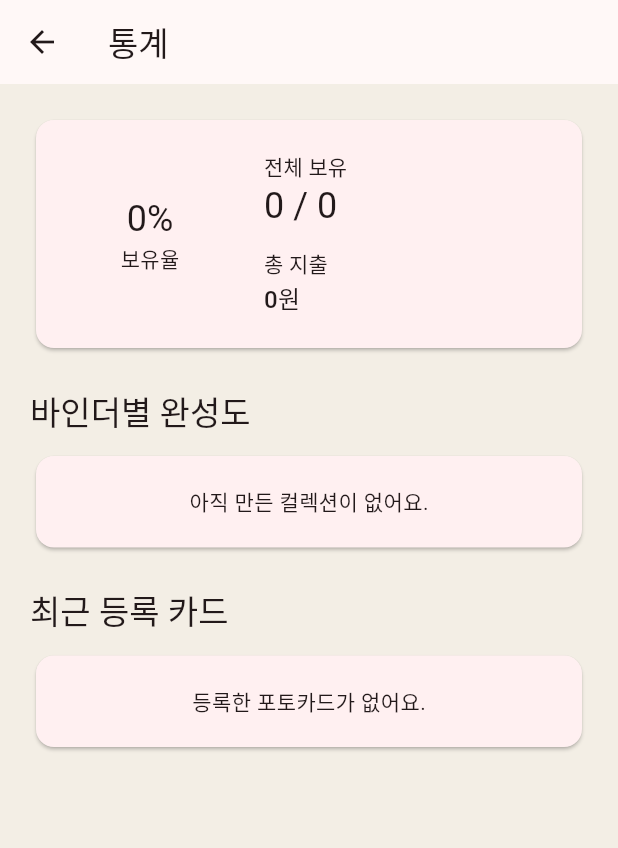
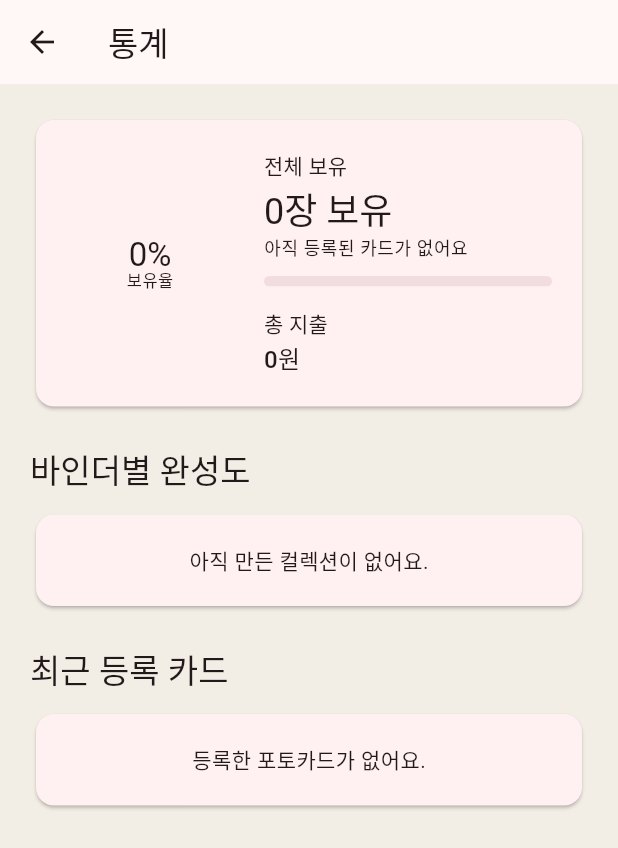
Before and after one commit to cho123456789/photo_card, a Flutter app: the screen it shows after launch, after a tap on the "bar chart" icon, on a phone screen of 412 x 824 dp. Shown: the top 848 px of the screen. Run offline on Flutter 3.47's test engine with Material 3 defaults, Android fonts, the phone set to English and light mode, and no system bars; our stand-ins replace flutter_riverpod, freezed_annotation, image_cropper, image_picker, sqflite, sqflite_common_ffi; missing offline and left inert: cunning_document_scanner; accounts and stored records are empty.

Commit message:
리드미 수정

```diff
--- a/lib/feature/presentation/view/widgets/binder_statistics.dart
+++ b/lib/feature/presentation/view/widgets/binder_statistics.dart
@@ -80,6 +80,9 @@ class _OverviewCard extends StatelessWidget {
   final double progress;
   final double totalSpent;
 
+  String get _percentage => '${(progress * 100).round()}%';
+  int get _remaining => total - owned;
+
   @override
   Widget build(BuildContext context) => Card(
     child: Padding(
@@ -97,10 +100,16 @@ class _OverviewCard extends StatelessWidget {
                   mainAxisSize: MainAxisSize.min,
                   children: [
                     Text(
-                      '${(progress * 100).round()}%',
-                      style: Theme.of(context).textTheme.headlineSmall,
+                      _percentage,
+                      style: Theme.of(context).textTheme.headlineSmall?.copyWith(
+                        fontSize: 22,
+                        height: 1,
+                      ),
                     ),
-                    const Text('보유율'),
+                    const Text(
+                      '보유율',
+                      style: TextStyle(fontSize: 11, height: 1.2),
+                    ),
                   ],
                 ),
               ],
@@ -112,8 +121,29 @@ class _OverviewCard extends StatelessWidget {
               crossAxisAlignment: CrossAxisAlignment.start,
               children: [
                 Text('전체 보유', style: Theme.of(context).textTheme.labelLarge),
-                Text('$owned / $total', style: Theme.of(context).textTheme.headlineSmall),
-                const SizedBox(height: 12),
+                const SizedBox(height: 2),
+                Text(
+                  '$owned장 보유',
+                  style: Theme.of(context).textTheme.headlineSmall,
+                ),
+                Text(
+                  total == 0
+                      ? '아직 등록된 카드가 없어요'
+                      : '총 $total장 중 $_remaining장 남음 · $_percentage',
+                  style: Theme.of(context).textTheme.bodySmall,
+                ),
+                const SizedBox(height: 10),
+                ClipRRect(
+                  borderRadius: BorderRadius.circular(8),
+                  child: LinearProgressIndicator(
+                    value: progress,
+                    minHeight: 7,
+                    backgroundColor: Theme.of(
+                      context,
+                    ).colorScheme.primary.withValues(alpha: .12),
+                  ),
+                ),
+                const SizedBox(height: 14),
                 Text('총 지출', style: Theme.of(context).textTheme.labelLarge),
                 Text(
                   '${totalSpent.round().toString().replaceAllMapped(RegExp(r'(?<!^)(?=(\d{3})+$)'), (_) => ',')}원',
@@ -139,6 +169,8 @@ class _BinderProgressCard extends StatelessWidget {
     final owned = cards.where((card) => card.isOwned).length;
     final progress = cards.isEmpty ? 0.0 : owned / cards.length;
     final color = Color(binder.colorValue);
+    final percentage = '${(progress * 100).round()}%';
+    final remaining = cards.length - owned;
     return Card(
       child: Padding(
         padding: const EdgeInsets.all(16),
@@ -147,12 +179,42 @@ class _BinderProgressCard extends StatelessWidget {
           children: [
             Row(
               children: [
-                Expanded(child: Text(binder.name, style: const TextStyle(fontWeight: FontWeight.bold))),
-                Text('$owned / ${cards.length}'),
+                Expanded(
+                  child: Text(
+                    binder.name,
+                    style: const TextStyle(fontWeight: FontWeight.bold),
+                  ),
+                ),
+                Container(
+                  padding: const EdgeInsets.symmetric(horizontal: 9, vertical: 5),
+                  decoration: BoxDecoration(
+                    color: color.withValues(alpha: .13),
+                    borderRadius: BorderRadius.circular(12),
+                  ),
+                  child: Text(
+                    percentage,
+                    style: TextStyle(color: color, fontWeight: FontWeight.w700),
+                  ),
+                ),
               ],
             ),
+            const SizedBox(height: 5),
+            Text(
+              cards.isEmpty
+                  ? '등록된 카드 없음'
+                  : '$owned장 보유 · $remaining장 남음 (총 ${cards.length}장)',
+              style: Theme.of(context).textTheme.bodySmall,
+            ),
             const SizedBox(height: 10),
-            LinearProgressIndicator(value: progress, color: color, minHeight: 8),
+            ClipRRect(
+              borderRadius: BorderRadius.circular(8),
+              child: LinearProgressIndicator(
+                value: progress,
+                color: color,
+                backgroundColor: color.withValues(alpha: .13),
+                minHeight: 9,
+              ),
+            ),
           ],
         ),
       ),
```
Also changed, not shown: 1 other file.
